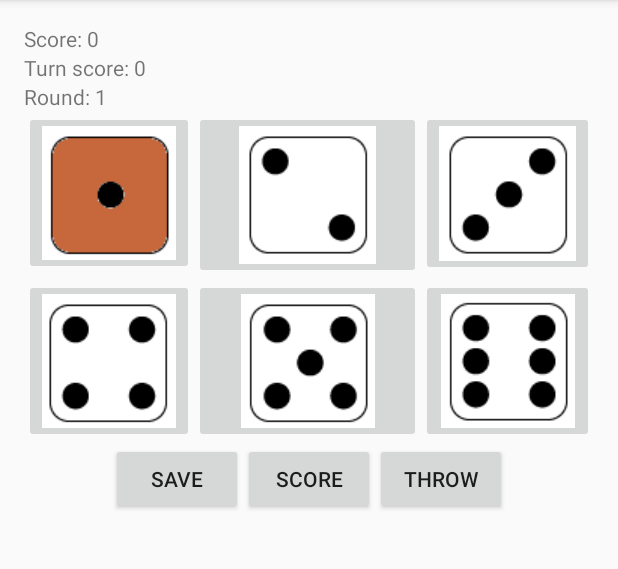
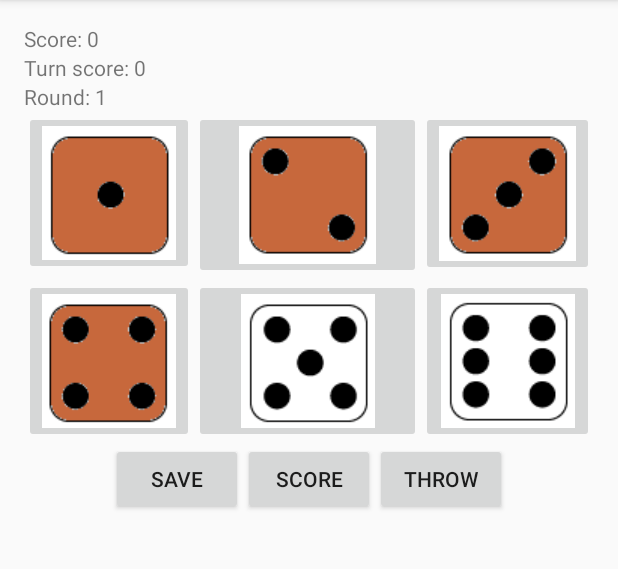
Before and after one commit to axelfriberg/Greed, an Android app: the screen it shows after launch (MainActivity), in the options menu, after a tap on "Settings", on a phone screen of 412 x 824 dp, the part 84-653 px from its top. Run offline under Robolectric (Android 15) with nearby library versions, the phone set to English and light mode, and no system bars.

```diff
--- a/app/src/main/java/com/axelfriberg/greed/MainActivity.java
+++ b/app/src/main/java/com/axelfriberg/greed/MainActivity.java
@@ -1,5 +1,6 @@
 package com.axelfriberg.greed;
 
+import android.media.Image;
 import android.support.v7.app.ActionBarActivity;
 import android.os.Bundle;
 import android.util.Log;
@@ -16,6 +17,11 @@ public class MainActivity extends ActionBarActivity {
     private Button mScoreButton;
     private Button mThrowButton;
     private ImageButton mDie0;
+    private ImageButton mDie1;
+    private ImageButton mDie2;
+    private ImageButton mDie3;
+    private ImageButton mDie4;
+    private ImageButton mDie5;
     private boolean[] selected;
     private boolean[] throwDice;
     private static final String TAG = "MainActivity";
@@ -40,9 +46,9 @@ public class MainActivity extends ActionBarActivity {
         });
 
         mScoreButton = (Button) findViewById(R.id.score_button);
-        mScoreButton.setOnClickListener(new View.OnClickListener(){
+        mScoreButton.setOnClickListener(new View.OnClickListener() {
             @Override
-            public void onClick(View v){
+            public void onClick(View v) {
                 greed.score();
             }
         });
@@ -59,24 +65,65 @@ public class MainActivity extends ActionBarActivity {
         mDie0.setOnClickListener(new View.OnClickListener() {
             @Override
             public void onClick(View v) {
-
-                String imageName = "red"+greed.getDice()[0];
-                Log.i(TAG,imageName);
-                int resID = getResources().getIdentifier(imageName,"drawable",getPackageName());
-                if (!selected[0]){
-                    mDie0.setImageResource(resID);
-                    selected[0] = true;
-                } else {
-                    mDie0.setImageResource(R.drawable.white1);
-                    selected[0] = false;
-                }
-
-
-
+                select(0, mDie0);
             }
         });
 
+        mDie1 = (ImageButton) findViewById(R.id.die1);
+        mDie1.setOnClickListener(new View.OnClickListener() {
+            @Override
+            public void onClick(View v) {
+                select(1, mDie1);
+            }
+        });
 
+        mDie2 = (ImageButton) findViewById(R.id.die2);
+        mDie2.setOnClickListener(new View.OnClickListener() {
+            @Override
+            public void onClick(View v) {
+                select(2, mDie2);
+            }
+        });
+
+        mDie3 = (ImageButton) findViewById(R.id.die3);
+        mDie3.setOnClickListener(new View.OnClickListener() {
+            @Override
+            public void onClick(View v) {
+                select(3, mDie3);
+            }
+        });
+
+        mDie4 = (ImageButton) findViewById(R.id.die4);
+        mDie4.setOnClickListener(new View.OnClickListener() {
+            @Override
+            public void onClick(View v) {
+                select(4, mDie4);
+            }
+        });
+
+        mDie5 = (ImageButton) findViewById(R.id.die5);
+        mDie5.setOnClickListener(new View.OnClickListener() {
+            @Override
+            public void onClick(View v) {
+                select(5, mDie5);
+            }
+        });
+    }
+
+    private void select(int index, ImageButton ib) {
+        String s;
+        int resID;
+        if (!selected[index]){
+            s = "red"+greed.getDice()[index];
+            resID = getResources().getIdentifier(s,"drawable",getPackageName());
+            ib.setImageResource(resID);
+            selected[index] = true;
+        } else {
+            s = "white"+greed.getDice()[index];
+            resID = getResources().getIdentifier(s,"drawable",getPackageName());
+            ib.setImageResource(resID);
+            selected[index] = false;
+        }
     }
 
     @Override
```
